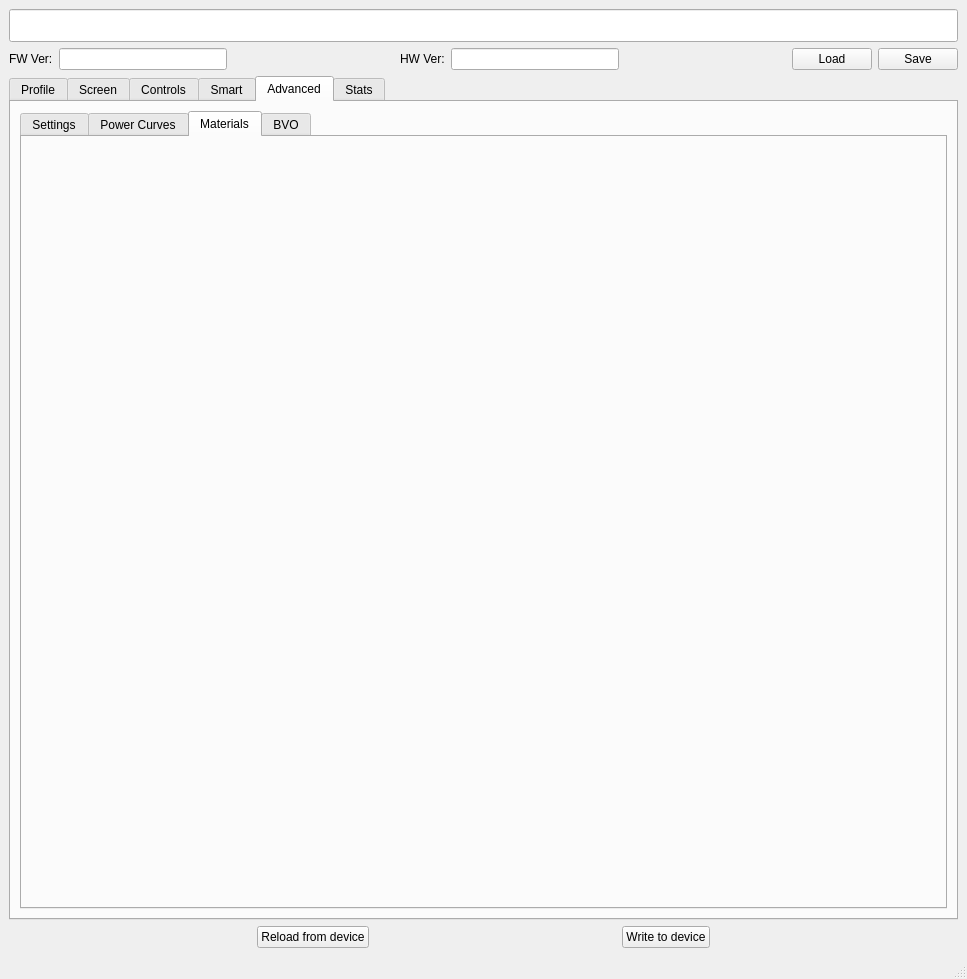
Old version of the form src/mainwindow.ui in the repository rrveex/nfe.
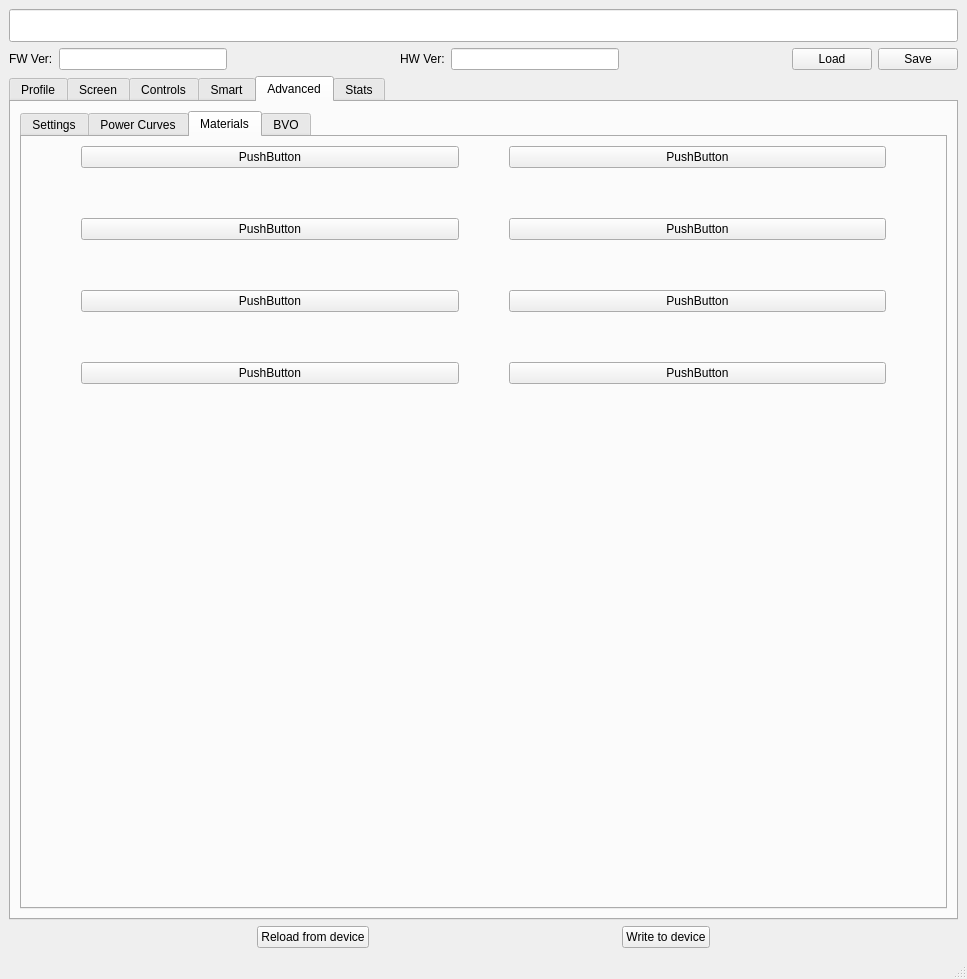
New version of the form. The open tabs and pages were chosen to show the change.

Patch:
```diff
--- a/src/mainwindow.ui
+++ b/src/mainwindow.ui
@@ -5542,6 +5542,114 @@
            <attribute name="title">
             <string>Materials</string>
            </attribute>
+           <layout class="QVBoxLayout" name="verticalLayout_22">
+            <item>
+             <layout class="QGridLayout" name="gridLayout_15">
+              <property name="leftMargin">
+               <number>50</number>
+              </property>
+              <property name="rightMargin">
+               <number>50</number>
+              </property>
+              <property name="spacing">
+               <number>50</number>
+              </property>
+              <item row="0" column="1">
+               <widget class="QPushButton" name="tfr1Btn">
+                <property name="text">
+                 <string>PushButton</string>
+                </property>
+                <attribute name="buttonGroup">
+                 <string notr="true">tfrButtonGroup</string>
+                </attribute>
+               </widget>
+              </item>
+              <item row="0" column="0">
+               <widget class="QPushButton" name="tfr0Btn">
+                <property name="text">
+                 <string>PushButton</string>
+                </property>
+                <attribute name="buttonGroup">
+                 <string notr="true">tfrButtonGroup</string>
+                </attribute>
+               </widget>
+              </item>
+              <item row="2" column="0">
+               <widget class="QPushButton" name="tfr4Btn">
+                <property name="text">
+                 <string>PushButton</string>
+                </property>
+                <attribute name="buttonGroup">
+                 <string notr="true">tfrButtonGroup</string>
+                </attribute>
+               </widget>
+              </item>
+              <item row="1" column="1">
+               <widget class="QPushButton" name="tfr3Btn">
+                <property name="text">
+                 <string>PushButton</string>
+                </property>
+                <attribute name="buttonGroup">
+                 <string notr="true">tfrButtonGroup</string>
+                </attribute>
+               </widget>
+              </item>
+              <item row="1" column="0">
+               <widget class="QPushButton" name="tfr2Btn">
+                <property name="text">
+                 <string>PushButton</string>
+                </property>
+                <attribute name="buttonGroup">
+                 <string notr="true">tfrButtonGroup</string>
+                </attribute>
+               </widget>
+              </item>
+              <item row="2" column="1">
+               <widget class="QPushButton" name="tfr5Btn">
+                <property name="text">
+                 <string>PushButton</string>
+                </property>
+                <attribute name="buttonGroup">
+                 <string notr="true">tfrButtonGroup</string>
+                </attribute>
+               </widget>
+              </item>
+              <item row="3" column="0">
+               <widget class="QPushButton" name="tfr6Btn">
+                <property name="text">
+                 <string>PushButton</string>
+                </property>
+                <attribute name="buttonGroup">
+                 <string notr="true">tfrButtonGroup</string>
+                </attribute>
+               </widget>
+              </item>
+              <item row="3" column="1">
+               <widget class="QPushButton" name="tfr7Btn">
+                <property name="text">
+                 <string>PushButton</string>
+                </property>
+                <attribute name="buttonGroup">
+                 <string notr="true">tfrButtonGroup</string>
+                </attribute>
+               </widget>
+              </item>
+             </layout>
+            </item>
+            <item>
+             <spacer name="verticalSpacer_16">
+              <property name="orientation">
+               <enum>Qt::Vertical</enum>
+              </property>
+              <property name="sizeHint" stdset="0">
+               <size>
+                <width>20</width>
+                <height>416</height>
+               </size>
+              </property>
+             </spacer>
+            </item>
+           </layout>
           </widget>
           <widget class="QWidget" name="tab_12">
            <attribute name="title">
```
Left out of the diff: 5 changed lines with no effect on the pictures.
